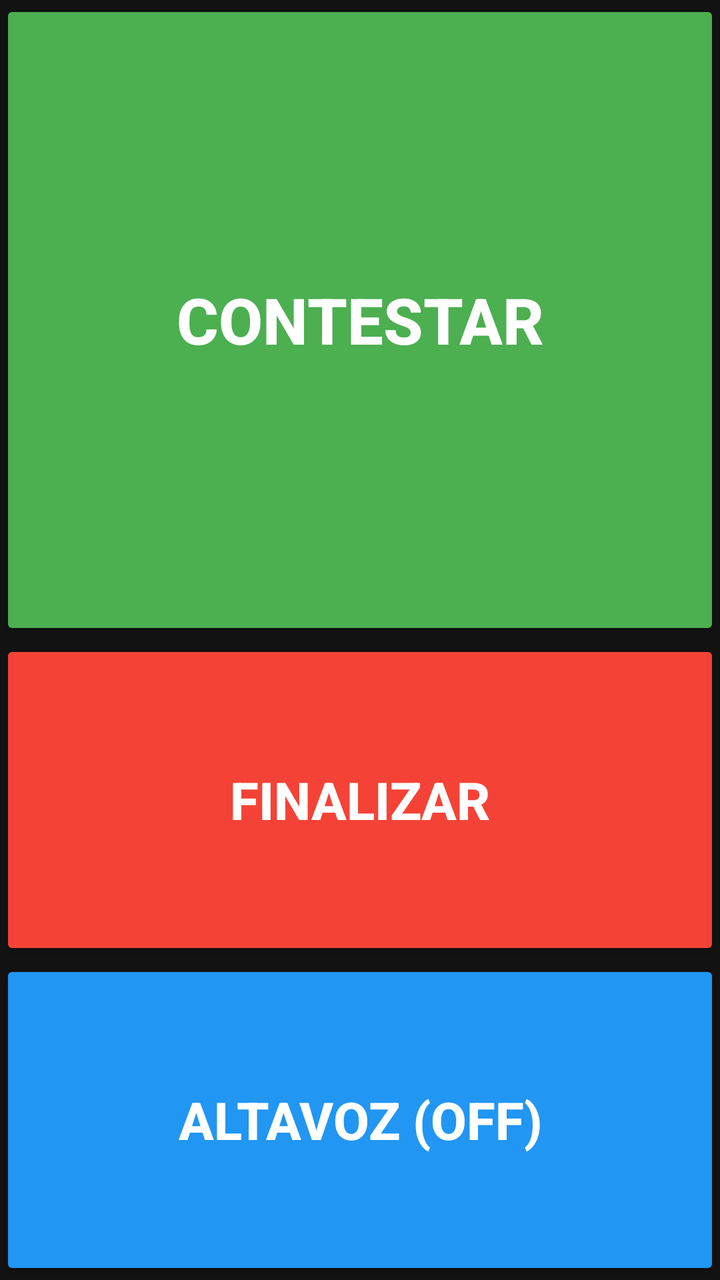
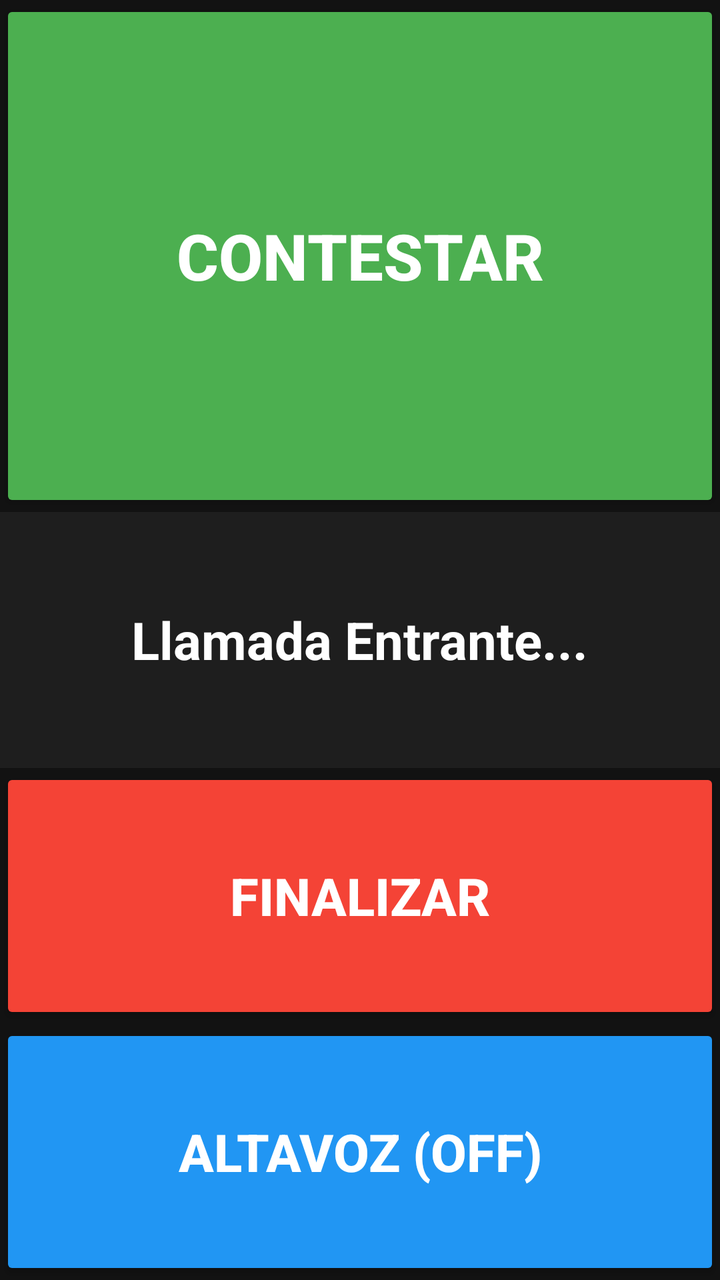

Compare the two renders of this Android layout. The source of the first and the diff that turns it into the second are given below.
<!-- AndroidManifest.xml: application theme Theme.AppCompat.Light.NoActionBar -->
<!-- res/layout/activity_main.xml -->
<?xml version="1.0" encoding="utf-8"?>
<LinearLayout xmlns:android="http://schemas.android.com/apk/res/android"
    android:layout_width="match_parent"
    android:layout_height="match_parent"
    android:orientation="vertical"
    android:background="#121212">

    
    <Button
        android:id="@+id/btnContestar"
        android:layout_width="match_parent"
        android:layout_height="0dp"
        android:layout_weight="2"
        android:text="CONTESTAR"
        android:textSize="32sp"
        android:textStyle="bold"
        android:backgroundTint="#4CAF50"
        android:textColor="#FFFFFF" />

    
    <Button
        android:id="@+id/btnColgar"
        android:layout_width="match_parent"
        android:layout_height="0dp"
        android:layout_weight="1"
        android:text="FINALIZAR"
        android:textSize="26sp"
        android:textStyle="bold"
        android:backgroundTint="#F44336"
        android:textColor="#FFFFFF" />

    
    <Button
        android:id="@+id/btnAltavoz"
        android:layout_width="match_parent"
        android:layout_height="0dp"
        android:layout_weight="1"
        android:text="ALTAVOZ (OFF)"
        android:textSize="26sp"
        android:textStyle="bold"
        android:backgroundTint="#2196F3"
        android:textColor="#FFFFFF" />

</LinearLayout>
<!-- resources referenced by this layout -->
<resources>

</resources>

<!-- the commit's change to res/layout/activity_main.xml (unified diff, before → after) -->
@@ -10,7 +10,7 @@
         android:id="@+id/btnContestar"
         android:layout_width="match_parent"
         android:layout_height="0dp"
-        android:layout_weight="2"
+        android:layout_weight="4"
         android:text="CONTESTAR"
         android:textSize="32sp"
         android:textStyle="bold"
@@ -18,11 +18,32 @@
         android:textColor="#FFFFFF" />
 
     
+    <LinearLayout
+        android:layout_width="match_parent"
+        android:layout_height="0dp"
+        android:layout_weight="2"
+        android:gravity="center"
+        android:orientation="vertical"
+        android:padding="8dp"
+        android:background="#1E1E1E">
+
+        <TextView
+            android:id="@+id/tvNumeroLlamada"
+            android:layout_width="wrap_content"
+            android:layout_height="wrap_content"
+            android:text="Llamada Entrante..."
+            android:textColor="#FFFFFF"
+            android:textSize="26sp"
+            android:textStyle="bold"
+            android:gravity="center" />
+    </LinearLayout>
+
+    
     <Button
         android:id="@+id/btnColgar"
         android:layout_width="match_parent"
         android:layout_height="0dp"
-        android:layout_weight="1"
+        android:layout_weight="2"
         android:text="FINALIZAR"
         android:textSize="26sp"
         android:textStyle="bold"
@@ -34,7 +55,7 @@
         android:id="@+id/btnAltavoz"
         android:layout_width="match_parent"
         android:layout_height="0dp"
-        android:layout_weight="1"
+        android:layout_weight="2"
         android:text="ALTAVOZ (OFF)"
         android:textSize="26sp"
         android:textStyle="bold"
